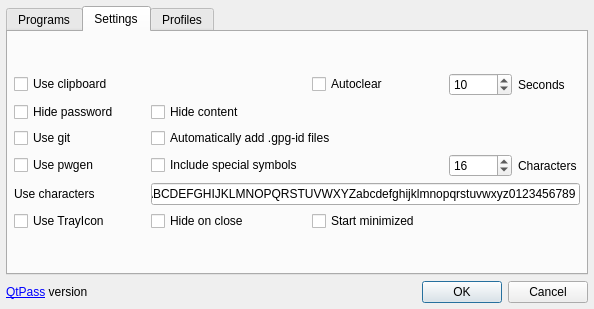
IJHack/QtPass, file dialog.ui: the form before one commit.
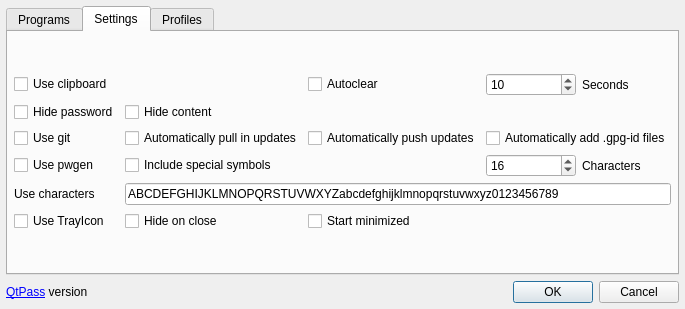
The form after the commit.

Commit message: just the visual objets for auto push/pull

```diff
--- a/dialog.ui
+++ b/dialog.ui
@@ -208,7 +208,7 @@
        </property>
        <item>
         <layout class="QGridLayout" name="gridLayout_2">
-         <item row="3" column="3">
+         <item row="4" column="3">
           <layout class="QHBoxLayout" name="horizontalLayout_6">
            <item>
             <widget class="QSpinBox" name="spinBoxPasswordLength">
@@ -235,14 +235,7 @@
            </item>
           </layout>
          </item>
-         <item row="2" column="1" colspan="2">
-          <widget class="QCheckBox" name="checkBoxAddGPGId">
-           <property name="text">
-            <string>Automatically add .gpg-id files</string>
-           </property>
-          </widget>
-         </item>
-         <item row="3" column="0">
+         <item row="4" column="0">
           <widget class="QCheckBox" name="checkBoxUsePwgen">
            <property name="enabled">
             <bool>true</bool>
@@ -287,30 +280,13 @@
            </property>
           </widget>
          </item>
-         <item row="5" column="0">
+         <item row="6" column="0">
           <widget class="QCheckBox" name="checkBoxUseTrayIcon">
            <property name="text">
             <string>Use TrayIcon</string>
            </property>
           </widget>
          </item>
-         <item row="5" column="1">
-          <widget class="QCheckBox" name="checkBoxHideOnClose">
-           <property name="text">
-            <string>Hide on close</string>
-           </property>
-          </widget>
-         </item>
-         <item row="2" column="0">
-          <widget class="QCheckBox" name="checkBoxUseGit">
-           <property name="enabled">
-            <bool>true</bool>
-           </property>
-           <property name="text">
-            <string>Use git</string>
-           </property>
-          </widget>
-         </item>
          <item row="1" column="1">
           <widget class="QCheckBox" name="checkBoxHideContent">
            <property name="text">
@@ -318,7 +294,24 @@
            </property>
           </widget>
          </item>
-         <item row="3" column="1">
+         <item row="2" column="0">
+          <widget class="QCheckBox" name="checkBoxUseGit">
+           <property name="enabled">
+            <bool>true</bool>
+           </property>
+           <property name="text">
+            <string>Use git</string>
+           </property>
+          </widget>
+         </item>
+         <item row="6" column="1">
+          <widget class="QCheckBox" name="checkBoxHideOnClose">
+           <property name="text">
+            <string>Hide on close</string>
+           </property>
+          </widget>
+         </item>
+         <item row="4" column="1">
           <widget class="QCheckBox" name="checkBoxUseSymbols">
            <property name="enabled">
             <bool>true</bool>
@@ -335,7 +328,7 @@
            </property>
           </widget>
          </item>
-         <item row="4" column="1" colspan="3">
+         <item row="5" column="1" colspan="3">
           <widget class="QLineEdit" name="lineEditPasswordChars">
            <property name="enabled">
             <bool>true</bool>
@@ -345,23 +338,44 @@
            </property>
           </widget>
          </item>
-         <item row="4" column="0">
-          <widget class="QLabel" name="labelPasswordChars">
-           <property name="enabled">
-            <bool>true</bool>
-           </property>
-           <property name="text">
-            <string>Use characters</string>
-           </property>
-          </widget>
-         </item>
-         <item row="5" column="2">
+         <item row="6" column="2">
           <widget class="QCheckBox" name="checkBoxStartMinimized">
            <property name="text">
             <string>Start minimized</string>
            </property>
           </widget>
          </item>
+         <item row="5" column="0">
+          <widget class="QLabel" name="labelPasswordChars">
+           <property name="enabled">
+            <bool>true</bool>
+           </property>
+           <property name="text">
+            <string>Use characters</string>
+           </property>
+          </widget>
+         </item>
+         <item row="2" column="3">
+          <widget class="QCheckBox" name="checkBoxAddGPGId">
+           <property name="text">
+            <string>Automatically add .gpg-id files</string>
+           </property>
+          </widget>
+         </item>
+         <item row="2" column="2">
+          <widget class="QCheckBox" name="checkBoxAutoPush">
+           <property name="text">
+            <string>Automatically push updates</string>
+           </property>
+          </widget>
+         </item>
+         <item row="2" column="1">
+          <widget class="QCheckBox" name="checkBoxAutoPull">
+           <property name="text">
+            <string>Automatically pull in updates</string>
+           </property>
+          </widget>
+         </item>
         </layout>
        </item>
       </layout>
```
Left out of the diff: 1 changed line with no effect on the pictures. The commit also changes 1 other file.
